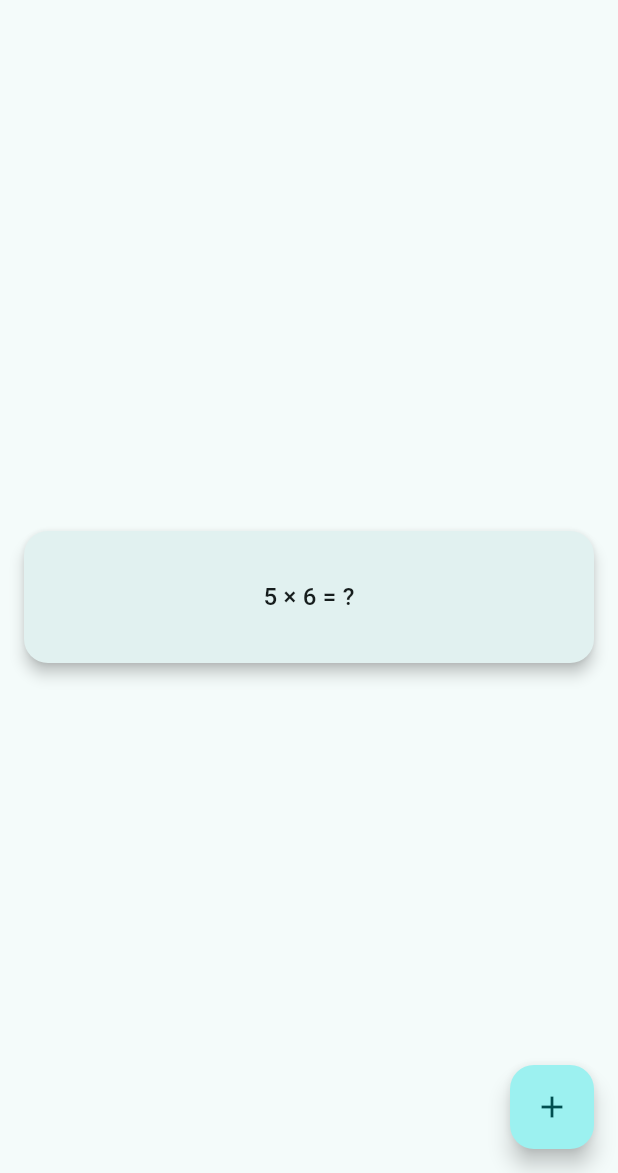
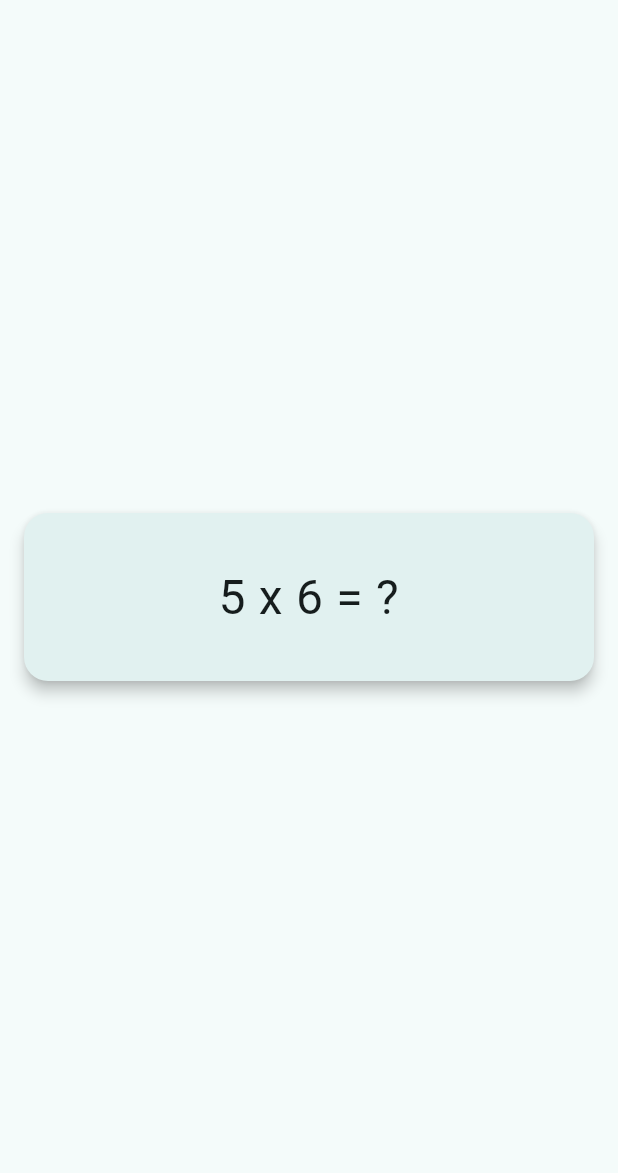
Before and after one commit to Jake-Mok-Nelson/times_tables_triumph, a Flutter app: the screen it shows after launch, on a phone screen of 412 x 824 dp, the part 63-1236 px from its top. Run offline on Flutter 3.47's test engine with Material 3 defaults, Android fonts, the phone set to English and light mode, and no system bars.

Commit message:
Flashcard randomises the problem after solve

```diff
--- a/lib/flashcard.dart
+++ b/lib/flashcard.dart
@@ -3,9 +3,9 @@ import 'package:times_tables_triumph/fact.dart';
 
 /// A flashcard that shows a multiplication question and flips to reveal the answer.
 class FlashCardWidget extends StatefulWidget {
-  final MultiplicationFact fact;
+  final FactGenerator generator;
 
-  const FlashCardWidget({super.key, required this.fact});
+  const FlashCardWidget({super.key, required this.generator});
 
   @override
   FlashCardWidgetState createState() => FlashCardWidgetState();
@@ -13,22 +13,29 @@ class FlashCardWidget extends StatefulWidget {
 
 class FlashCardWidgetState extends State<FlashCardWidget> {
   bool _showAnswer = false;
+  late MultiplicationFact fact = widget.generator.generate(maxTable: 12);
 
   @override
   Widget build(BuildContext context) {
-    final displayText = _showAnswer
-        // Back of card: show full fact with answer
-        ? '${widget.fact.multiplicand} × ${widget.fact.multiplier} = ${widget.fact.product}'
-        // Front of card: show question only
-        : '${widget.fact.multiplicand} × ${widget.fact.multiplier} = ?';
+    final displayText =
+        _showAnswer
+            // Back of card: show full fact with answer
+            ? '${fact.multiplicand} x ${fact.multiplier} = ${fact.product}'
+            // Front of card: show question only
+            : '${fact.multiplicand} x ${fact.multiplier} = ?';
 
     return GestureDetector(
-      onTap: () => setState(() => _showAnswer = !_showAnswer),
+      onTap:
+          () => setState(() {
+            if (_showAnswer) {
+              _setNewFact();
+            } else {
+              _showAnswer = true;
+            }
+          }),
       child: Card(
         color: Theme.of(context).cardTheme.color,
-        shape: RoundedRectangleBorder(
-          borderRadius: BorderRadius.circular(16),
-        ),
+        shape: RoundedRectangleBorder(borderRadius: BorderRadius.circular(16)),
         elevation: 4,
         margin: const EdgeInsets.all(16),
         child: Container(
@@ -36,11 +43,20 @@ class FlashCardWidgetState extends State<FlashCardWidget> {
           alignment: Alignment.center,
           child: Text(
             displayText,
-            style: Theme.of(context).textTheme.titleMedium,
+            style: Theme.of(
+              context,
+            ).textTheme.bodyLarge!.copyWith(fontSize: 32),
             textAlign: TextAlign.center,
           ),
         ),
       ),
     );
   }
+
+  _setNewFact() {
+    setState(() {
+      fact = widget.generator.generate(maxTable: 12);
+      _showAnswer = false;
+    });
+  }
 }
--- a/lib/main.dart
+++ b/lib/main.dart
@@ -40,31 +40,18 @@ class MyHomePage extends StatefulWidget {
 }
 
 class _MyHomePageState extends State<MyHomePage> {
-
-
   final fact = FactGenerator().generate(maxTable: 12);
 
   @override
   Widget build(BuildContext context) {
     return Scaffold(
-      appBar: AppBar(
-        title: Text(widget.title),
-      ),
+      appBar: AppBar(title: Text(widget.title)),
       body: Center(
         child: Column(
           mainAxisAlignment: MainAxisAlignment.center,
-          children: [
-            FlashCardWidget(fact: fact),
-          ]
-
+          children: [FlashCardWidget(generator: FactGenerator())],
         ),
-      ),
-      floatingActionButton: FloatingActionButton(
-        onPressed: () {},
-        tooltip: 'Increment',
-        child: const Icon(Icons.add),
       ),
     );
   }
-
 }
```
Also changed, not shown: 1 other file.
